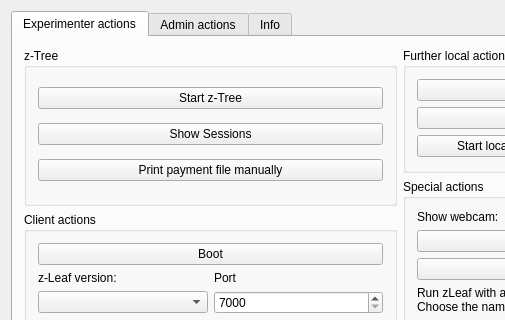
The window that src/mainwindow.ui (tobiaswee/Labcontrol) describes before a commit, drawn with Qt 5; both pictures show x 0 to 505 and y 0 to 320 of the 800 by 864 pixel window.
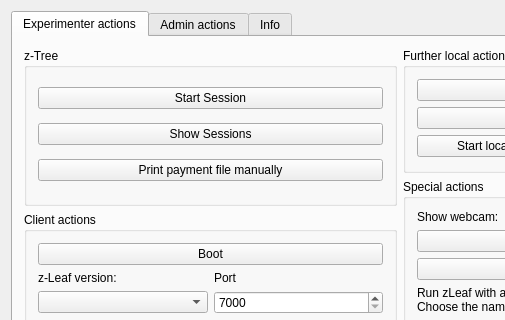
The same window after the commit. Icons and pictures are not drawn.

Commit message: Began reworking lc::SessionStarter' on base of prior Labcontrol 3

The edit to the form file:
```diff
--- a/src/mainwindow.ui
+++ b/src/mainwindow.ui
@@ -55,7 +55,7 @@
                 <string>&lt;html&gt;&lt;head/&gt;&lt;body&gt;&lt;p&gt;Start zTree with the set parameters.&lt;br/&gt;&lt;br/&gt;Take care, that all options in the 'z-Tree' and the 'Receipts' boxes must be set BEFORE starting the accordant z-Tree, since they cannot be changed anymore after the start.&lt;/p&gt;&lt;/body&gt;&lt;/html&gt;</string>
                </property>
                <property name="text">
-                <string>Start z-Tree</string>
+                <string>Start Session</string>
                </property>
               </widget>
              </item>
```
Left out of the diff: 4 changed lines with no effect on the pictures. The commit also changes 5 other files.
